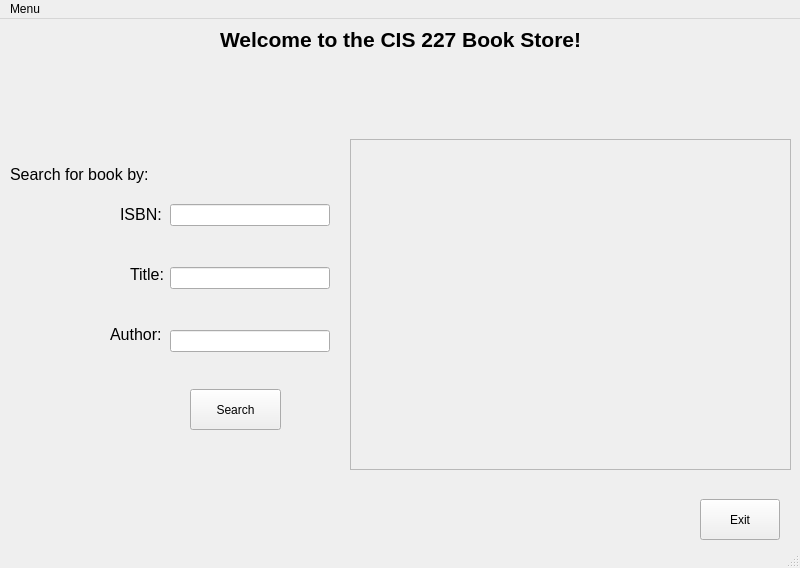
Qt form BookSearch/mainwindow.ui (SkySaves/QT-Book-Search) before a commit.
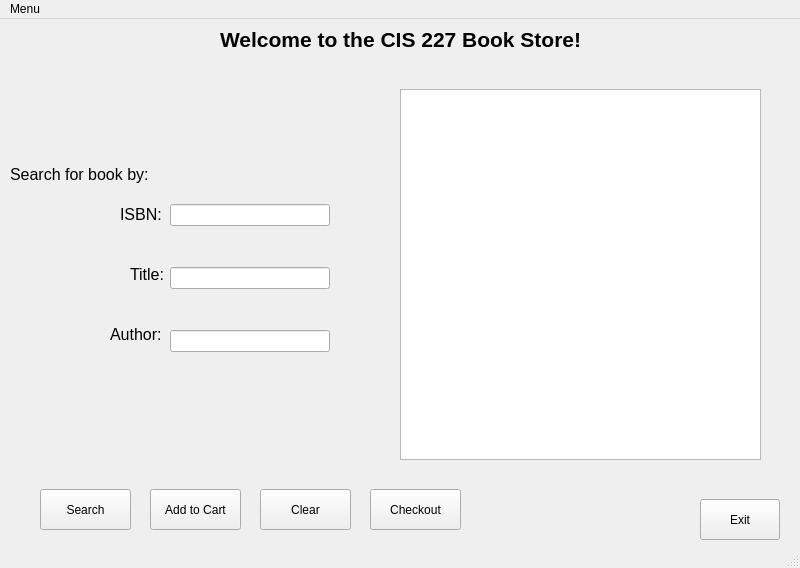
The same form after that commit. Icons and pictures are not drawn.

```diff
--- a/BookSearch/mainwindow.ui
+++ b/BookSearch/mainwindow.ui
@@ -120,8 +120,8 @@
    <widget class="QPushButton" name="btnSearch">
     <property name="geometry">
      <rect>
-      <x>190</x>
-      <y>370</y>
+      <x>40</x>
+      <y>470</y>
       <width>91</width>
       <height>41</height>
      </rect>
@@ -130,28 +130,60 @@
      <string>Search</string>
     </property>
    </widget>
-   <widget class="QScrollArea" name="scrollAreaResults">
+   <widget class="QPushButton" name="btnAddtoCart">
     <property name="geometry">
      <rect>
-      <x>350</x>
-      <y>120</y>
-      <width>441</width>
-      <height>331</height>
+      <x>150</x>
+      <y>470</y>
+      <width>91</width>
+      <height>41</height>
      </rect>
     </property>
-    <property name="widgetResizable">
-     <bool>true</bool>
+    <property name="text">
+     <string>Add to Cart</string>
     </property>
-    <widget class="QWidget" name="scrollAreaWidgetContents">
-     <property name="geometry">
-      <rect>
-       <x>0</x>
-       <y>0</y>
-       <width>439</width>
-       <height>329</height>
-      </rect>
-     </property>
-    </widget>
+   </widget>
+   <widget class="QPushButton" name="btnClear">
+    <property name="geometry">
+     <rect>
+      <x>260</x>
+      <y>470</y>
+      <width>91</width>
+      <height>41</height>
+     </rect>
+    </property>
+    <property name="text">
+     <string>Clear</string>
+    </property>
+   </widget>
+   <widget class="QPushButton" name="btnCheckout">
+    <property name="geometry">
+     <rect>
+      <x>370</x>
+      <y>470</y>
+      <width>91</width>
+      <height>41</height>
+     </rect>
+    </property>
+    <property name="text">
+     <string>Checkout</string>
+    </property>
+   </widget>
+   <widget class="QTableWidget" name="tableWidgetResults">
+    <property name="geometry">
+     <rect>
+      <x>400</x>
+      <y>70</y>
+      <width>361</width>
+      <height>371</height>
+     </rect>
+    </property>
+    <property name="autoFillBackground">
+     <bool>false</bool>
+    </property>
+    <property name="editTriggers">
+     <set>QAbstractItemView::NoEditTriggers</set>
+    </property>
    </widget>
   </widget>
   <widget class="QMenuBar" name="menubar">
```
